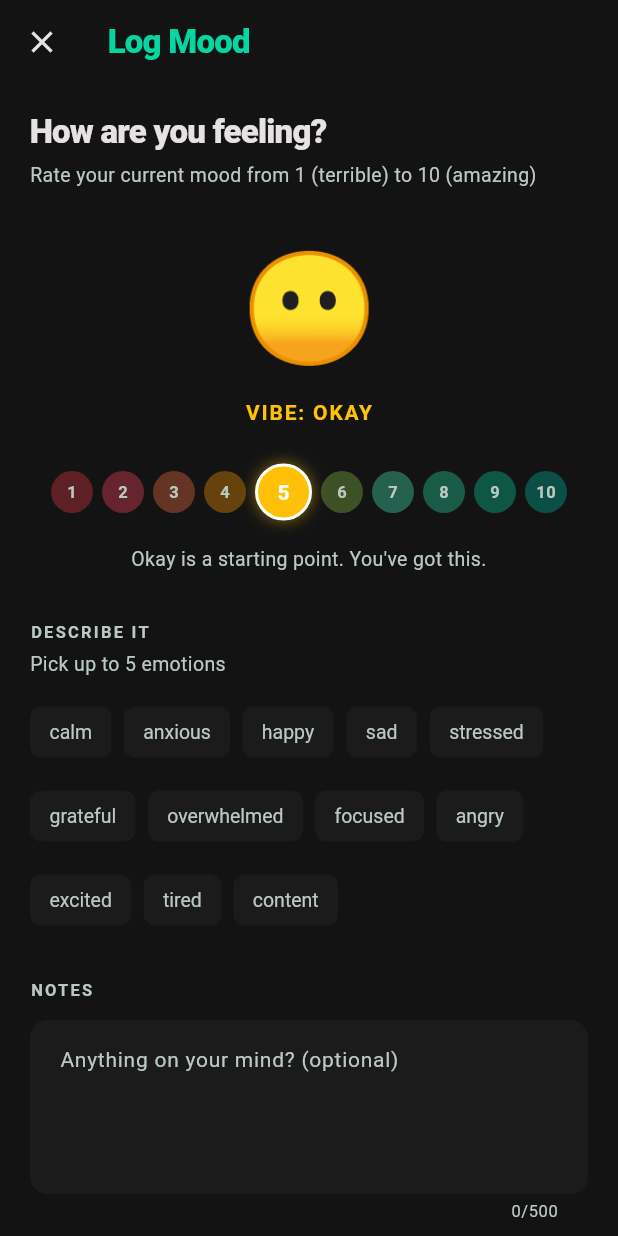
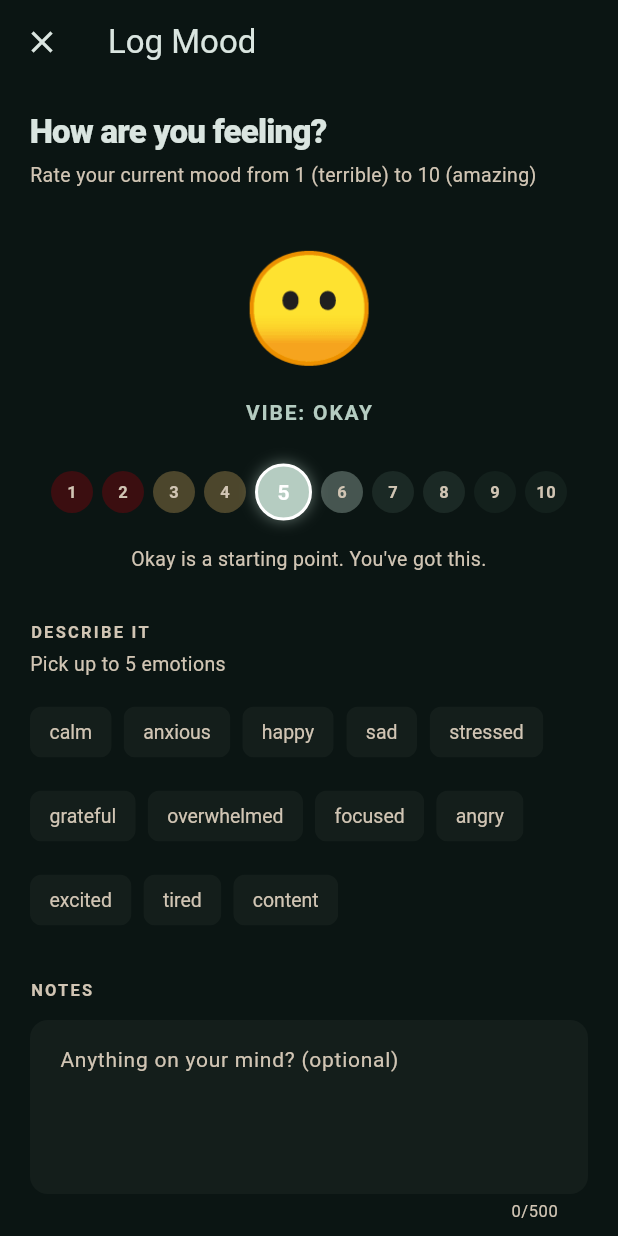
Before and after one commit to thehouseofcodeinjava/Emotrace, a Flutter app: the MoodEntryScreen screen opened by its route, on a phone screen of 412 x 824 dp. Run offline on Flutter 3.47's test engine with Material 3 defaults, Android fonts, the phone set to English and light mode, and no system bars; our stand-ins replace fl_chart, flutter_local_notifications, flutter_timezone, google_fonts, pdf, printing and 2 more; accounts and stored records are empty.

Commit message:
feat: Sanctuary theme tokens — gold palette + Newsreader/Manrope helpers — Piyush Puri
Co-Authored-By: Claude Sonnet 4.6 <noreply@anthropic.com>

```diff
--- a/lib/config/theme.dart
+++ b/lib/config/theme.dart
@@ -1,136 +1,149 @@
-// Config: AppTheme | Author: Rajat Mahajan | Date: 11 Apr 2026
-// NOTE: Recreated by Piyush Puri (11 Apr 2026) — original was missing from Rajat's commit.
-// Cross-dependency resolved: see HIGHLIGHT.md CROSS-DEPENDENCY FLAGS.
+// Config: AppTheme | Author: Piyush Puri | Date: 15 Apr 2026
+// Sanctuary editorial dark theme — deep forest green + gold palette
+// Legacy aliases kept so unrewritten files continue to compile during migration.
 
 import 'package:flutter/material.dart';
+import 'package:google_fonts/google_fonts.dart';
 
-// Top-level mood color map — used directly by MoodEntryCard and AppColorUtils
+// ─── Mood color map — 5-band scale (1-10) ────────────────────────────────────
 const Map<int, Color> moodColors = {
-  1: Color(0xFFE63946),  // deep red
-  2: Color(0xFFFF4560),  // orange-red
-  3: Color(0xFFFF7043),  // deep orange
-  4: Color(0xFFFF9800),  // orange
-  5: Color(0xFFFFC107),  // amber
-  6: Color(0xFF8BC34A),  // light green
-  7: Color(0xFF47F3BB),  // teal-green
-  8: Color(0xFF27E0A9),  // medium teal
-  9: Color(0xFF06D6A0),  // teal
-  10: Color(0xFF00BFA5), // dark teal
+  1: Color(0xFF93000a),
+  2: Color(0xFF93000a),
+  3: Color(0xFFc5a059),
+  4: Color(0xFFc5a059),
+  5: Color(0xFFb5ccc1),
+  6: Color(0xFFb5ccc1),
+  7: Color(0xFF394d45),
+  8: Color(0xFF394d45),
+  9: Color(0xFF21342d),
+  10: Color(0xFF21342d),
 };
 
 class AppTheme {
-  // ---- Brand colours ----
-  static const Color teal       = Color(0xFF06D6A0);
-  static const Color tealLight  = Color(0xFF47F3BB);
-  static const Color orange     = Color(0xFFF77F00);
-  static const Color red        = Color(0xFFE63946);
+  // ── New Sanctuary palette ─────────────────────────────────────────────────
+  static const Color background              = Color(0xFF0b1513);
+  static const Color surface                 = Color(0xFF0b1513);
+  static const Color surfaceContainer        = Color(0xFF18221f);
+  static const Color surfaceContainerLow     = Color(0xFF141e1b);
+  static const Color cardBackground          = Color(0xFF141e1b);
+  static const Color surfaceContainerHigh    = Color(0xFF222c29);
+  static const Color cardHigh                = Color(0xFF222c29);
+  static const Color surfaceContainerHighest = Color(0xFF2d3734);
+  static const Color surfaceVariant          = Color(0xFF2d3734);
 
-  // ---- Surface / background ----
-  static const Color background       = Color(0xFF131313);
-  static const Color surface          = Color(0xFF131313);
-  static const Color cardBackground   = Color(0xFF1C1B1B);  // surface-container-low
-  static const Color cardHigh         = Color(0xFF2A2A2A);  // surface-container-high
-  static const Color surfaceVariant   = Color(0xFF353534);  // surface-container-highest
-  static const Color surfaceContainer = Color(0xFF201F1F);  // surface-container
+  static const Color primary          = Color(0xFFe9c176);
+  static const Color primaryContainer = Color(0xFFc5a059);
+  static const Color onPrimary        = Color(0xFF412d00);
+  static const Color onPrimaryFixed   = Color(0xFF261900);
 
-  // ---- Text ----
-  static const Color textPrimary   = Color(0xFFE5E2E1);  // on-surface
-  static const Color textSecondary = Color(0xFFBACAC1);  // on-surface-variant
+  static const Color secondary          = Color(0xFFb5ccc1);
+  static const Color secondaryContainer = Color(0xFF394d45);
+  static const Color onSecondary        = Color(0xFF1f3a31);
 
-  // ---- Outline ----
-  static const Color outlineVariant = Color(0xFF3B4A43);
+  static const Color textPrimary   = Color(0xFFdae5e0);
+  static const Color textSecondary = Color(0xFFd1c5b4);
 
-  // ---- Material Dark Theme ----
+  static const Color outline        = Color(0xFF9a8f80);
+  static const Color outlineVariant = Color(0xFF4e4639);
+
+  static const Color red            = Color(0xFFffb4ab);
+  static const Color errorContainer = Color(0xFF93000a);
+
+  // ── Legacy aliases — kept so existing files compile during migration ───────
+  static const Color teal      = Color(0xFF06D6A0);
+  static const Color tealLight = Color(0xFF47F3BB);
+  static const Color orange    = Color(0xFFF77F00);
+
+  // ── Mood helper ───────────────────────────────────────────────────────────
+  static Color moodColorForScore(int score) =>
+      moodColors[score.clamp(1, 10)] ?? secondary;
+
+  // ── Typography helpers (Newsreader + Manrope) ─────────────────────────────
+  static TextStyle get displaySerif => GoogleFonts.newsreader(
+        fontSize: 52, fontWeight: FontWeight.w600, color: textPrimary);
+
+  static TextStyle get displaySerifItalic => GoogleFonts.newsreader(
+        fontSize: 52,
+        fontWeight: FontWeight.w400,
+        fontStyle: FontStyle.italic,
+        color: primary);
+
+  static TextStyle get headlineSerif => GoogleFonts.newsreader(
+        fontSize: 32, fontWeight: FontWeight.w600, color: textPrimary);
+
+  static TextStyle get headlineSerifMedium => GoogleFonts.newsreader(
+        fontSize: 24, fontWeight: FontWeight.w500, color: textPrimary);
+
+  static TextStyle get headlineSerifItalic => GoogleFonts.newsreader(
+        fontSize: 24,
+        fontWeight: FontWeight.w400,
+        fontStyle: FontStyle.italic,
+        color: primary);
+
+  static TextStyle get bodyMedium =>
+      GoogleFonts.manrope(fontSize: 14, fontWeight: FontWeight.w400, color: textPrimary);
+
+  static TextStyle get bodySmall =>
+      GoogleFonts.manrope(fontSize: 12, fontWeight: FontWeight.w400, color: textSecondary);
+
+  static TextStyle get labelCaps => GoogleFonts.manrope(
+        fontSize: 10,
+        fontWeight: FontWeight.w700,
+        color: textSecondary,
+        letterSpacing: 1.5);
+
+  static TextStyle get labelMedium => GoogleFonts.manrope(
+        fontSize: 11, fontWeight: FontWeight.w700, color: textPrimary);
+
+  // ── Material ThemeData ────────────────────────────────────────────────────
   static final ThemeData darkTheme = ThemeData(
     useMaterial3: true,
     brightness: Brightness.dark,
     scaffoldBackgroundColor: background,
-    primaryColor: teal,
+    primaryColor: primary,
     colorScheme: const ColorScheme.dark(
-      primary: tealLight,
-      onPrimary: Color(0xFF003827),
-      primaryContainer: teal,
-      onPrimaryContainer: Color(0xFF00573F),
-      secondary: Color(0xFFFFB784),
-      onSecondary: Color(0xFF502500),
-      secondaryContainer: Color(0xFFF47D00),
-      surface: surface,
-      onSurface: textPrimary,
-      onSurfaceVariant: textSecondary,
-      outline: Color(0xFF85948C),
-      outlineVariant: outlineVariant,
-      error: Color(0xFFFFB4AB),
+      primary: Color(0xFFe9c176),
+      onPrimary: Color(0xFF412d00),
+      primaryContainer: Color(0xFFc5a059),
+      secondary: Color(0xFFb5ccc1),
+      onSecondary: Color(0xFF1f3a31),
+      secondaryContainer: Color(0xFF394d45),
+      surface: Color(0xFF0b1513),
+      onSurface: Color(0xFFdae5e0),
+      onSurfaceVariant: Color(0xFFd1c5b4),
+      outline: Color(0xFF9a8f80),
+      outlineVariant: Color(0xFF4e4639),
+      error: Color(0xFFffb4ab),
       onError: Color(0xFF690005),
     ),
     cardTheme: const CardThemeData(
-      color: cardBackground,
+      color: Color(0xFF141e1b),
       elevation: 0,
       shape: RoundedRectangleBorder(
         borderRadius: BorderRadius.all(Radius.circular(16)),
       ),
     ),
     appBarTheme: const AppBarTheme(
-      backgroundColor: background,
-      foregroundColor: textPrimary,
+      backgroundColor: Color(0xFF0b1513),
+      foregroundColor: Color(0xFFdae5e0),
       elevation: 0,
-      titleTextStyle: TextStyle(
-        color: teal,
-        fontSize: 22,
-        fontWeight: FontWeight.w900,
-        letterSpacing: -0.5,
-      ),
     ),
     elevatedButtonTheme: ElevatedButtonThemeData(
       style: ElevatedButton.styleFrom(
-        backgroundColor: teal,
-        foregroundColor: Color(0xFF003827),
-        shape: RoundedRectangleBorder(borderRadius: BorderRadius.circular(12)),
-        padding: EdgeInsets.symmetric(horizontal: 24, vertical: 14),
+        backgroundColor: const Color(0xFFe9c176),
+        foregroundColor: const Color(0xFF412d00),
+        shape: RoundedRectangleBorder(borderRadius: BorderRadius.circular(24)),
+        padding: const EdgeInsets.symmetric(horizontal: 24, vertical: 16),
       ),
     ),
-    bottomNavigationBarTheme: const BottomNavigationBarThemeData(
-      backgroundColor: Color(0xB3131313),
-      selectedItemColor: tealLight,
-      unselectedItemColor: textSecondary,
-      type: BottomNavigationBarType.fixed,
-      elevation: 0,
-    ),
     chipTheme: const ChipThemeData(
-      backgroundColor: surfaceContainer,
-      selectedColor: teal,
-      labelStyle: TextStyle(color: textPrimary, fontSize: 12),
+      backgroundColor: Color(0xFF141e1b),
+      selectedColor: Color(0xFF394d45),
+      labelStyle: TextStyle(color: Color(0xFFdae5e0), fontSize: 12),
     ),
     textTheme: const TextTheme(
-      headlineLarge: TextStyle(
-        color: textPrimary,
-        fontSize: 48,
-        fontWeight: FontWeight.w900,
-        letterSpacing: -1.5,
-      ),
-      headlineMedium: TextStyle(
-        color: textPrimary,
-        fontSize: 32,
-        fontWeight: FontWeight.bold,
-        letterSpacing: -0.5,
-      ),
-      titleLarge: TextStyle(
-        color: textPrimary,
-        fontSize: 22,
-        fontWeight: FontWeight.bold,
-      ),
-      titleMedium: TextStyle(
-        color: textPrimary,
-        fontSize: 16,
-        fontWeight: FontWeight.w600,
-      ),
-      bodyMedium: TextStyle(color: textPrimary, fontSize: 14),
-      bodySmall: TextStyle(color: textSecondary, fontSize: 12),
-      labelSmall: TextStyle(
-        color: textSecondary,
-        fontSize: 10,
-        fontWeight: FontWeight.w500,
-        letterSpacing: 0.5,
-      ),
+      bodyMedium: TextStyle(color: Color(0xFFdae5e0), fontSize: 14),
+      bodySmall: TextStyle(color: Color(0xFFd1c5b4), fontSize: 12),
     ),
   );
 }
```
